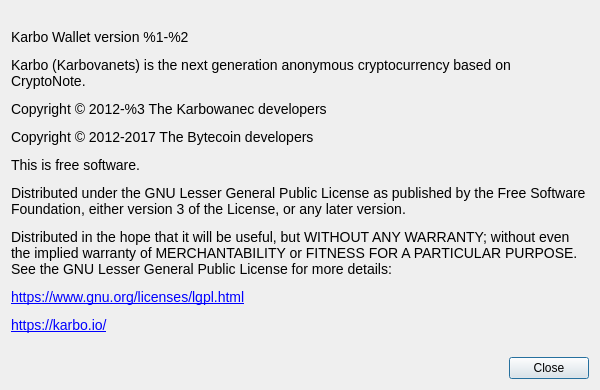
Before: the Qt Designer form src/Gui/Common/AboutDialog.ui in dandzu7/ekoin-gui, drawn with Qt 5.
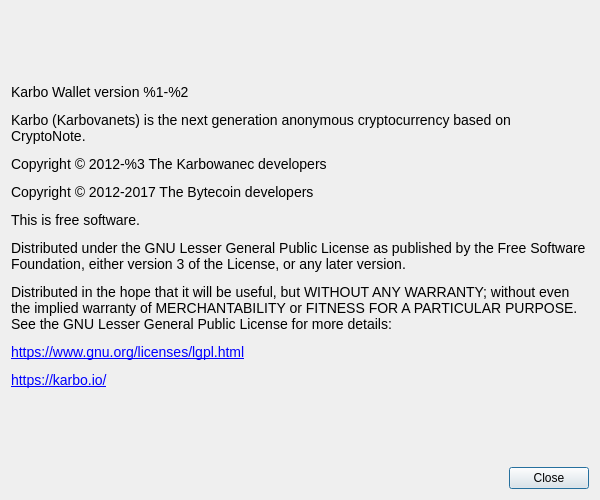
After: the same form once the commit is applied. Custom widgets are drawn as their Qt base class.

The edit to the form file:
```diff
--- a/src/Gui/Common/AboutDialog.ui
+++ b/src/Gui/Common/AboutDialog.ui
@@ -7,11 +7,11 @@
     <x>0</x>
     <y>0</y>
     <width>600</width>
-    <height>390</height>
+    <height>500</height>
    </rect>
   </property>
   <property name="sizePolicy">
-   <sizepolicy hsizetype="Fixed" vsizetype="Fixed">
+   <sizepolicy hsizetype="Preferred" vsizetype="Preferred">
     <horstretch>0</horstretch>
     <verstretch>0</verstretch>
    </sizepolicy>
@@ -19,13 +19,13 @@
   <property name="minimumSize">
    <size>
     <width>600</width>
-    <height>390</height>
+    <height>500</height>
    </size>
   </property>
   <property name="maximumSize">
    <size>
     <width>600</width>
-    <height>390</height>
+    <height>500</height>
    </size>
   </property>
   <property name="windowTitle">
```
